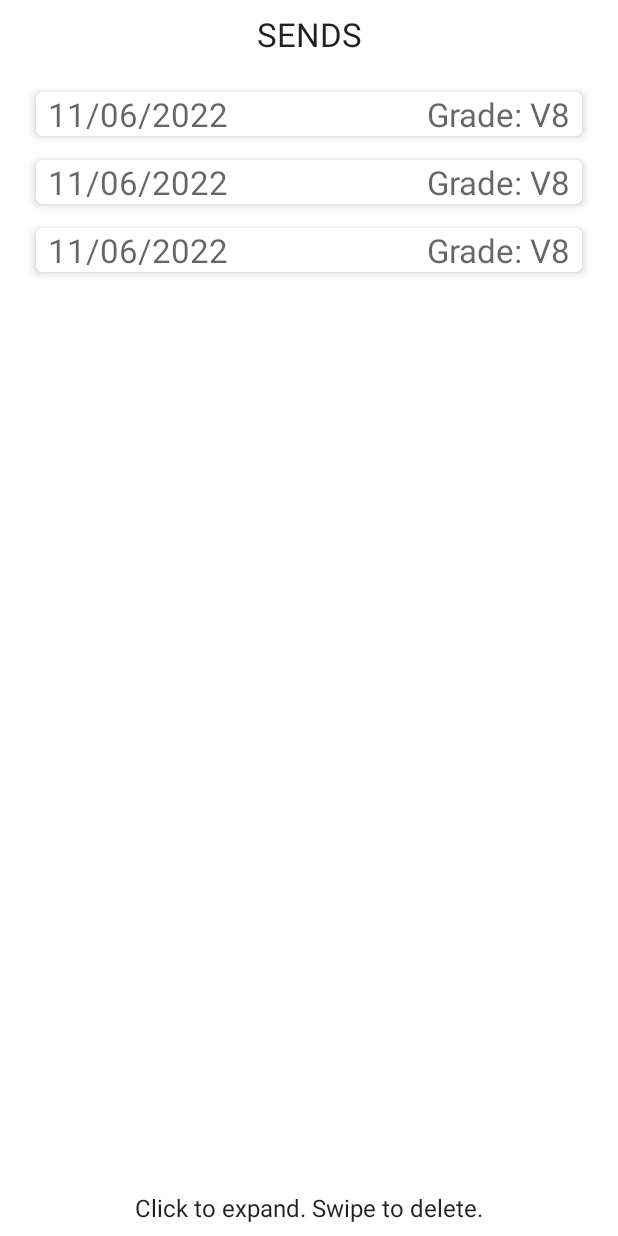
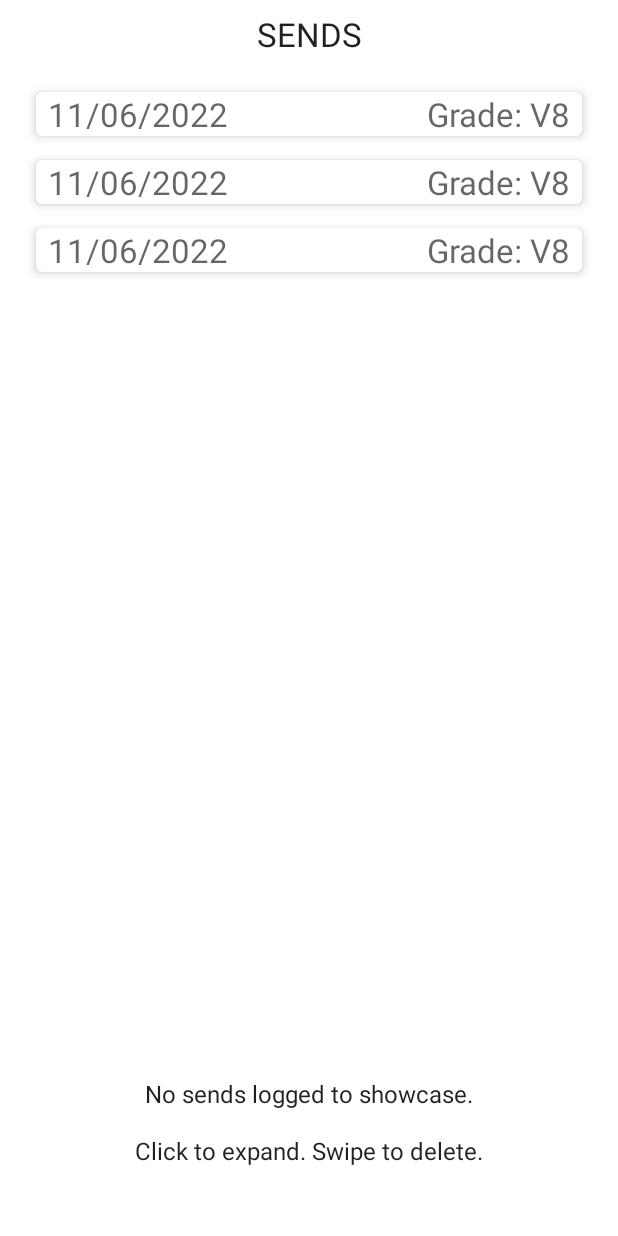
Before and after one commit to tmooretcm/climb-harder, an Android app: the layout fragment_recyclerview_send_log.xml on its own in the app's theme, with its tools: preview values and no code run, on a phone screen of 412 x 824 dp. Run offline under Robolectric (Android 15) with nearby library versions, the phone set to English and light mode, and no system bars.

Commit message:
added toasts & navigation to relevant fragments, failed to remove blank log text

```diff
--- a/app/src/main/java/amc/g11/climbharder/fragementCreateSchedule.kt
+++ b/app/src/main/java/amc/g11/climbharder/fragementCreateSchedule.kt
@@ -5,9 +5,6 @@ import androidx.fragment.app.Fragment
 import android.view.LayoutInflater
 import android.view.View
 import android.view.ViewGroup
-import android.widget.Button
-import android.widget.CheckBox
-import android.widget.TimePicker
 import amc.g11.climbharder.R
 import android.os.Build
 import android.util.Log
@@ -19,7 +16,7 @@ import java.time.LocalDate
 import java.time.format.DateTimeFormatter
 import java.util.concurrent.TimeUnit
 import android.app.NotificationManager
-import android.widget.LinearLayout
+import android.widget.*
 import androidx.core.app.NotificationManagerCompat
 import java.util.*
 
@@ -108,6 +105,8 @@ class fragmentCreateSchedule : Fragment() {
             val schedule = Schedule(id_counter++, day, time)
             viewModel?.insert(schedule)
 
+            Toast.makeText(context, "New schedule added!", Toast.LENGTH_SHORT).show()
+
             activity?.supportFragmentManager?.beginTransaction()?.apply {
                 replace(R.id.frameLayout, fragmentSchedule())
                 commit()
--- a/app/src/main/java/amc/g11/climbharder/fragmentLog.kt
+++ b/app/src/main/java/amc/g11/climbharder/fragmentLog.kt
@@ -8,6 +8,7 @@ import android.view.ViewGroup
 import androidx.recyclerview.widget.LinearLayoutManager
 import androidx.recyclerview.widget.RecyclerView
 import amc.g11.climbharder.R
+import android.widget.TextView
 import android.widget.Toast
 import androidx.fragment.app.activityViewModels
 import androidx.recyclerview.widget.ItemTouchHelper
@@ -40,6 +41,11 @@ class fragmentLog : Fragment() {
 //        recyclerView?.setHasFixedSize(true)
         recyclerView?.layoutManager = LinearLayoutManager(view.context)
         recyclerView?.adapter = viewModel?.adapter
+
+        // Tried to make the blank text not show up
+//        if (recyclerView?.childCount!! > 0) {
+//            view.findViewById<TextView>(R.id.send_log_blank).text = ""
+//        }
 
         val itemTouchHelperCallback = object : ItemTouchHelper.SimpleCallback(
             ItemTouchHelper.UP or ItemTouchHelper.DOWN,
--- a/app/src/main/java/amc/g11/climbharder/fragmentLogSend.kt
+++ b/app/src/main/java/amc/g11/climbharder/fragmentLogSend.kt
@@ -105,7 +105,12 @@ class fragmentLogSend : Fragment() {
                         photoFile!!.absolutePath)
                 println("File path: " + photoFile!!.absolutePath)
                 viewModel?.insert(send)
+                Toast.makeText(context, "Added your log!", Toast.LENGTH_SHORT).show()
 
+                activity?.supportFragmentManager?.beginTransaction()?.apply {
+                    replace(R.id.frameLayout, fragmentLog())
+                    commit()
+                }
             }
         }
     }
--- a/app/src/main/res/layout/fragment_recyclerview_send_log.xml
+++ b/app/src/main/res/layout/fragment_recyclerview_send_log.xml
@@ -24,10 +24,23 @@
         android:layout_height="0dp"
         tools:listitem="@layout/recyclerview_send_item"
         android:padding="16dp"
-        app:layout_constraintBottom_toTopOf="@id/send_log_instructions"
+        app:layout_constraintBottom_toTopOf="@id/send_log_blank"
         app:layout_constraintLeft_toLeftOf="parent"
         app:layout_constraintRight_toRightOf="parent"
         app:layout_constraintTop_toBottomOf="@id/send_log_title" />
+
+    <TextView
+        android:id="@+id/send_log_blank"
+        android:layout_width="wrap_content"
+        android:layout_height="wrap_content"
+        android:text="No sends logged to showcase."
+        app:layout_constraintStart_toStartOf="parent"
+        app:layout_constraintEnd_toEndOf="parent"
+        app:layout_constraintBottom_toTopOf="@id/send_log_instructions"
+        app:layout_constraintTop_toBottomOf="@id/recyclerview_send_log"
+        android:textAppearance="@style/TextAppearance.AppCompat.Large"
+        android:textSize="16sp"
+        android:layout_marginBottom="16dp"/>
 
     <TextView
         android:id="@+id/send_log_instructions"
```
